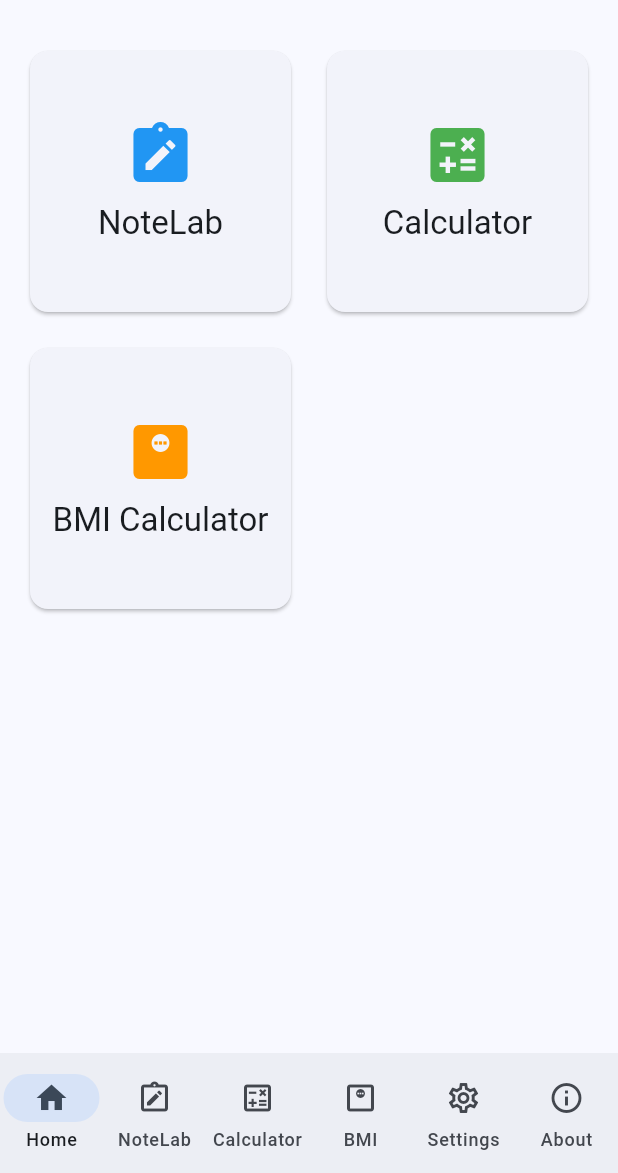
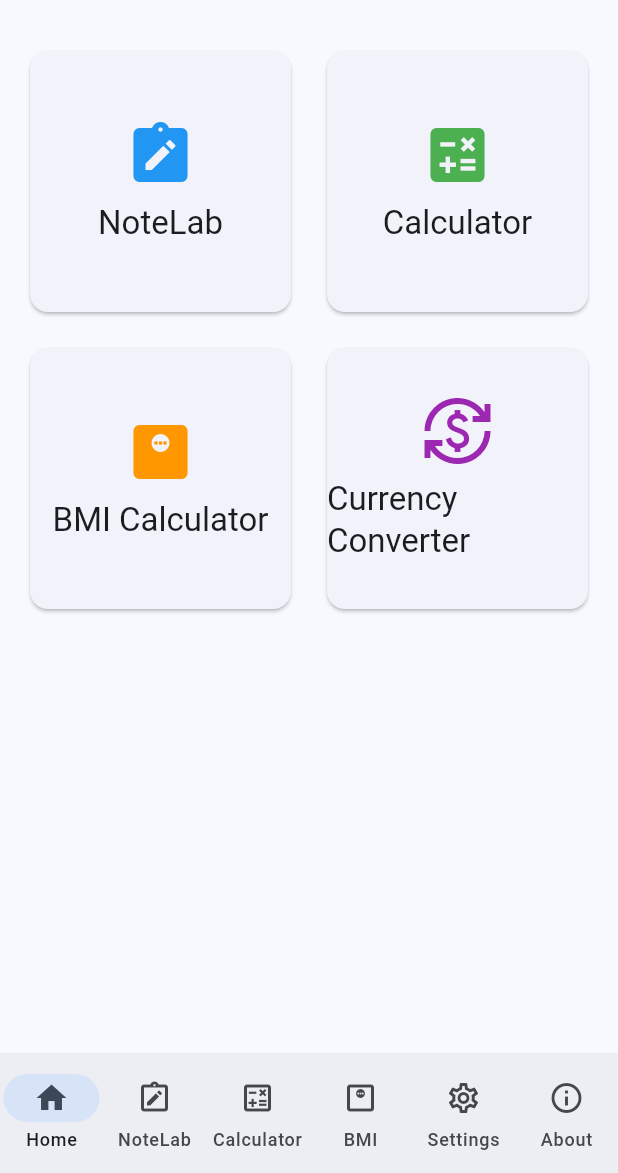
Before and after one commit to Khairultechbd/SuperApp-Notepad-BMI-Calculator-Calculator, a Flutter app: the screen it shows after launch, on a phone screen of 412 x 824 dp, the part 63-1236 px from its top. Run offline on Flutter 3.47's test engine with Material 3 defaults, Android fonts, the phone set to English and light mode, and no system bars; our stand-ins replace flutter_riverpod, math_expressions, shared_preferences; Roboto replaces fonts that are missing (Sans).

Commit message:
currency,notepad basic,bmi,calculator work

```diff
--- a/lib/features/home/presentation/screens/home_screen.dart
+++ b/lib/features/home/presentation/screens/home_screen.dart
@@ -6,6 +6,7 @@ import '../../../calculator/presentation/screens/calculator_screen.dart';
 import '../../../bmi/presentation/screens/bmi_screen.dart';
 import '../../../settings/presentation/screens/settings_screen.dart';
 import '../../../about/presentation/screens/about_screen.dart';
+import '../../../currency/presentation/screens/currency_screen.dart'; // ✅ NEW: Currency screen import
 
 class HomeScreen extends StatefulWidget {
   const HomeScreen({super.key});
@@ -22,6 +23,7 @@ class _HomeScreenState extends State<HomeScreen> {
     const NoteLabScreen(),
     const CalculatorScreen(),
     const BMIScreen(),
+    const CurrencyScreen(), // ✅ CHANGED: Added CurrencyScreen()
     const SettingsScreen(),
   ];
 
@@ -56,6 +58,11 @@ class _HomeScreenState extends State<HomeScreen> {
             icon: Icon(Icons.monitor_weight_outlined),
             selectedIcon: Icon(Icons.monitor_weight),
             label: 'BMI',
+          ),
+          NavigationDestination(
+            icon: Icon(Icons.currency_exchange), // ✅ FIXED: proper icon
+            selectedIcon: Icon(Icons.currency_exchange),
+            label: 'Currency',
           ),
           NavigationDestination(
             icon: Icon(Icons.settings_outlined),
@@ -124,6 +131,16 @@ class MainMenuScreen extends StatelessWidget {
               MaterialPageRoute(builder: (context) => const BMIScreen()),
             ),
           ),
+          _buildFeatureCard(
+            context,
+            'Currency Converter',
+            Icons.currency_exchange, // ✅ NEW: Proper icon for currency
+            Colors.purple,
+                () => Navigator.push(
+              context,
+              MaterialPageRoute(builder: (context) => const CurrencyScreen()), // ✅ NEW: Navigate to currency screen
+            ),
+          ),
         ],
       ),
     );
--- a/lib/main.dart
+++ b/lib/main.dart
@@ -8,6 +8,7 @@ import 'package:super_app/features/bmi/presentation/screens/bmi_screen.dart';
 import 'package:super_app/features/settings/presentation/screens/settings_screen.dart';
 import 'package:super_app/features/about/presentation/screens/about_screen.dart';
 import 'package:super_app/features/settings/presentation/providers/settings_provider.dart';
+import 'package:super_app/features/currency/presentation/screens/currency_screen.dart';
 
 void main() {
   runApp(
@@ -96,6 +97,7 @@ class _HomeScreenState extends State<HomeScreen> {
             selectedIcon: Icon(Icons.monitor_weight),
             label: 'BMI',
           ),
+
           NavigationDestination(
             icon: Icon(Icons.settings_outlined),
             selectedIcon: Icon(Icons.settings),
@@ -106,6 +108,11 @@ class _HomeScreenState extends State<HomeScreen> {
             selectedIcon: Icon(Icons.info),
             label: 'About',
           ),
+          // NavigationDestination(
+          //   icon: Icon(Icons.currency_exchange),
+          //   selectedIcon: Icon(Icons.money),
+          //   label: 'Currency',
+          // ),
         ],
       ),
     );
@@ -168,6 +175,16 @@ class MainMenuScreen extends StatelessWidget {
               MaterialPageRoute(builder: (context) => const BMIScreen()),
             ),
           ),
+          _buildFeatureCard(
+            context,
+            'Currency Converter',
+            Icons.currency_exchange, // ✅ NEW: Proper icon for currency
+            Colors.purple,
+                () => Navigator.push(
+              context,
+              MaterialPageRoute(builder: (context) => const CurrencyScreen()), // ✅ NEW: Navigate to currency screen
+            ),
+          ),
         ],
       ),
     );
--- a/pubspec.yaml
+++ b/pubspec.yaml
@@ -58,6 +58,7 @@ dependencies:
   cached_network_image: ^3.3.1
   flutter_inappwebview: ^6.0.0
   image_picker: ^1.0.7
+  http: ^1.0.0
 
 
   # Utils
```
Also changed, not shown: lib/features/currency/data/currency_service.dart (added, +17 -0 lines), lib/features/currency/presentation/screens/currency_screen.dart (added, +115 -0 lines), pubspec.lock, 2 other files. Lines whose indentation alone changed are shown as unchanged.
